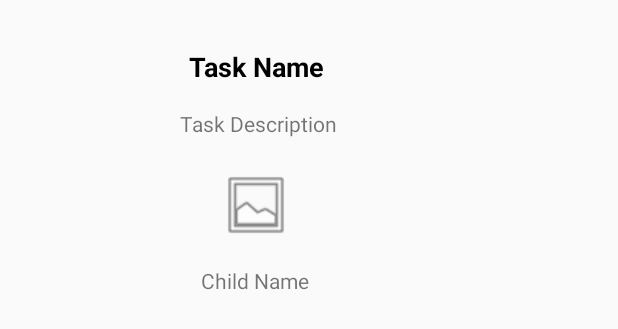
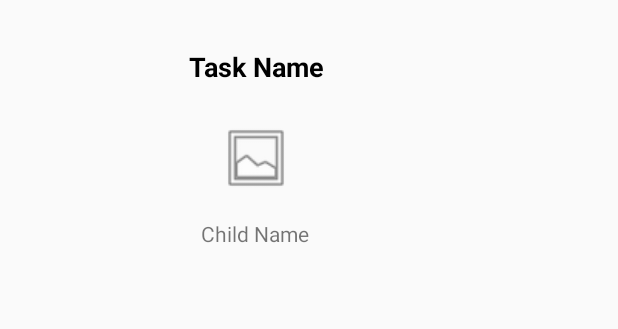
Before and after one commit to Sashgnarg/Practical-Parent-App, an Android app: the layout task_pop_up_dialog.xml on its own in the app's theme, with its tools: preview values and no code run, on a phone screen of 412 x 824 dp. Shown: the top 329 px of the screen. Run offline under Robolectric (Android 15) with nearby library versions, the phone set to English and light mode, and no system bars.

Commit message:
got rid of taskDescription in the task pop up, app doesn't crash on an edge case

```diff
--- a/app/src/main/java/com/cmpt276/iteration1practicalparent/UI/DialogueForTask.java
+++ b/app/src/main/java/com/cmpt276/iteration1practicalparent/UI/DialogueForTask.java
@@ -13,9 +13,7 @@ import androidx.annotation.Nullable;
 import androidx.appcompat.app.AlertDialog;
 import androidx.appcompat.app.AppCompatDialogFragment;
 
-import com.cmpt276.iteration1practicalparent.Model.ConfigureChildrenItem;
 import com.cmpt276.iteration1practicalparent.R;
-import com.cmpt276.iteration1practicalparent.UI.ConfigureChildren.ConfigureChildren;
 
 public class DialogueForTask extends AppCompatDialogFragment {
     private EditText editTextTaskName;
--- a/app/src/main/res/layout/task_item.xml
+++ b/app/src/main/res/layout/task_item.xml
@@ -46,8 +46,8 @@
             android:layout_marginStart="13dp"
             android:layout_marginTop="3dp"
             android:layout_toEndOf="@+id/txtTaskName"
-            android:textColor="@android:color/holo_blue_dark"
-            android:text="Child's Name" />
+            android:text="No Child For Task"
+            android:textColor="@android:color/holo_blue_dark" />
 
         <ImageView
             android:id="@+id/imgTaskDelete"
--- a/app/src/main/res/layout/task_pop_up_dialog.xml
+++ b/app/src/main/res/layout/task_pop_up_dialog.xml
@@ -9,11 +9,11 @@
         android:id="@+id/imgTaskChildDialog"
         android:layout_width="56dp"
         android:layout_height="49dp"
-        android:layout_marginTop="20dp"
+        android:layout_marginTop="24dp"
         app:layout_constraintEnd_toEndOf="parent"
         app:layout_constraintHorizontal_bias="0.4"
         app:layout_constraintStart_toStartOf="parent"
-        app:layout_constraintTop_toBottomOf="@+id/txtTaskDescriptionDialog"
+        app:layout_constraintTop_toBottomOf="@+id/txtTaskNameDialog"
         app:srcCompat="@android:drawable/ic_menu_gallery" />
 
     <TextView
@@ -31,17 +31,6 @@
         app:layout_constraintTop_toTopOf="parent" />
 
     <TextView
-        android:id="@+id/txtTaskDescriptionDialog"
-        android:layout_width="wrap_content"
-        android:layout_height="wrap_content"
-        android:layout_marginTop="16dp"
-        android:text="Task Description"
-        app:layout_constraintEnd_toEndOf="parent"
-        app:layout_constraintHorizontal_bias="0.39"
-        app:layout_constraintStart_toStartOf="parent"
-        app:layout_constraintTop_toBottomOf="@+id/txtTaskNameDialog" />
-
-    <TextView
         android:id="@+id/txtTaskChildNameDialog"
         android:layout_width="wrap_content"
         android:layout_height="wrap_content"
```
Also changed, not shown: app/src/main/java/com/cmpt276/iteration1practicalparent/UI/TaskActivity.java (+11 -14 lines).
